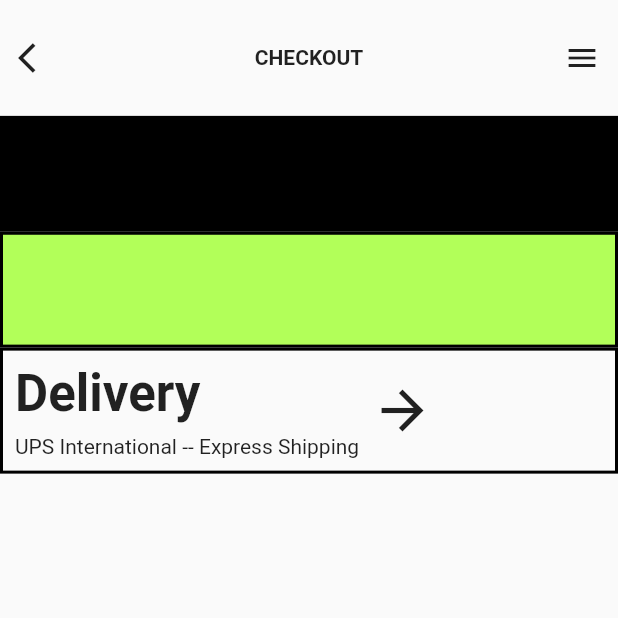
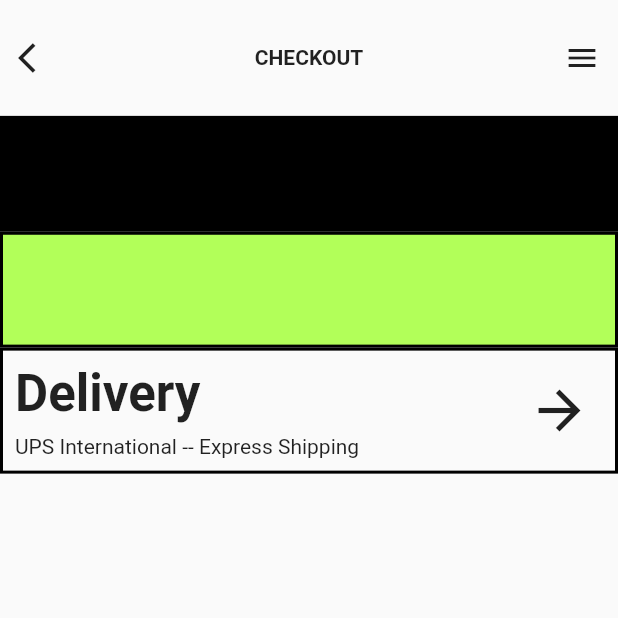
Before and after one commit to JAICHANGPARK/flutter_notebook_8th_story, a Flutter app: the screen it shows after launch, on a phone screen of 412 x 824 dp, the top half of it. Run offline on Flutter 3.47's test engine with Material 2 defaults, Android fonts, the phone set to English and light mode, and no system bars; our stand-ins replace google_fonts; Roboto replaces fonts that are missing (Alata).

Commit message:
Update fashion_store_page.dart

```diff
--- a/lib/ep561_fashion_store_app/fashion_store_page.dart
+++ b/lib/ep561_fashion_store_app/fashion_store_page.dart
@@ -53,10 +53,7 @@ class _FashionMainPageState extends State<FashionMainPage> {
                 child: ListView(
                   children: [
                     Container(
-                      decoration: BoxDecoration(
-                        border: Border.all(color: Colors.black,
-                        width: 2)
-                      ),
+                      decoration: BoxDecoration(border: Border.all(color: Colors.black, width: 2)),
                       padding: EdgeInsets.symmetric(horizontal: 8, vertical: 8),
                       child: Row(
                         children: [
@@ -67,16 +64,16 @@ class _FashionMainPageState extends State<FashionMainPage> {
                                 "Delivery",
                                 style: GoogleFonts.alata(fontWeight: FontWeight.bold, fontSize: 34),
                               ),
-                              SizedBox(height: 8,),
-                              Text("UPS International -- Express Shipping", )
+                              SizedBox(
+                                height: 8,
+                              ),
+                              Text(
+                                "UPS International -- Express Shipping",
+                              )
                             ],
                           ),
-
-                          IconButton(icon: Icon(Icons.arrow_forward),
-                              iconSize: 42,
-                              onPressed: (){
-
-                          })
+                          Spacer(),
+                          IconButton(icon: Icon(Icons.arrow_forward), iconSize: 42, onPressed: () {})
                         ],
                       ),
                     )
```
